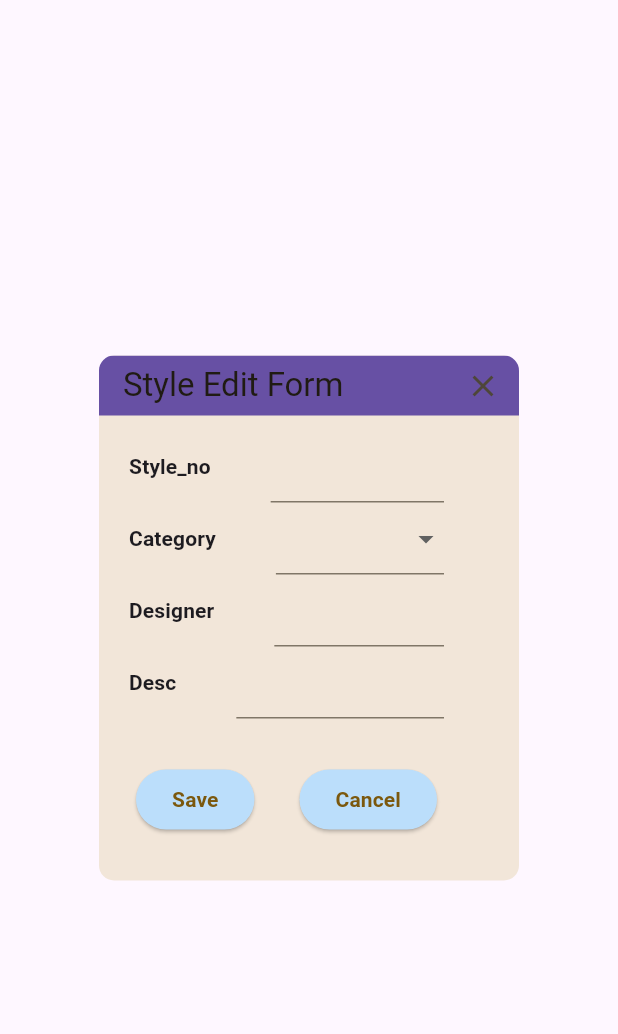
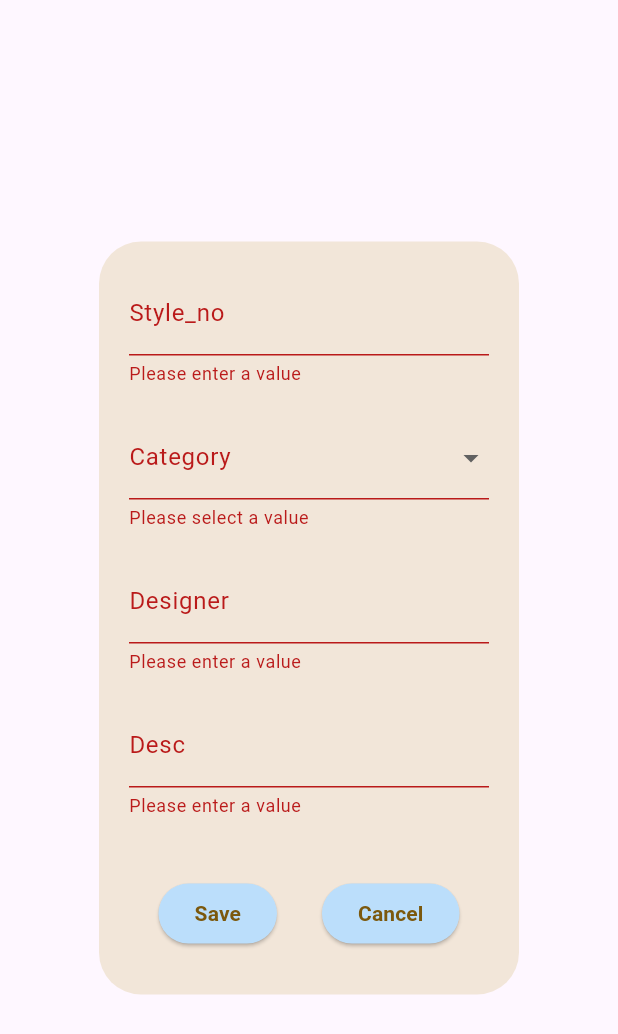
Before and after one commit to vinaximus/style_dispatch, a Flutter app: the StyleEditForm widget shown alone on an empty page, opened directly, after a tap on "Save", on a phone screen of 412 x 824 dp. Shown: the top 1034 px of the screen. Run offline on Flutter 3.47's test engine with Material 3 defaults, Android fonts, the light colour scheme and no system bars; our stand-ins replace sqflite, sqflite_common_ffi, syncfusion_flutter_datagrid; accounts and stored records are empty.

Commit message:
Implemented early Database functionality with errors

```diff
--- a/lib/screens/styles/style_edit_form.dart
+++ b/lib/screens/styles/style_edit_form.dart
@@ -1,127 +1,94 @@
 import 'package:flutter/material.dart';
+import 'package:style_dispatch/services/database_service.dart';
 
 class StyleEditForm extends StatefulWidget {
   const StyleEditForm({super.key});
-
   @override
   _StyleEditFormState createState() => _StyleEditFormState();
 }
 
 class _StyleEditFormState extends State<StyleEditForm> {
-  //Diaalog with Title baar
-  //Label with TextField and TextFormField for Style No
-  //Label with Text and DropDown for Category
-  //Label with Text and TextFormField for Designer
-  //Label with Text and TextFormField for Description
+  Map<String,dynamic> style={};
+  GlobalKey<FormState> _formKey=GlobalKey<FormState>();
+
+  void saveForm() {
+    if (_formKey.currentState!.validate()) {
+      _formKey.currentState!.save(); // Save the form state
+      Navigator.of(context).pop(); // Close the dialog
+      //Save the style to the database below
+      // Initialize the database and insert the style
+      DatabaseService.instance.initDatabase();
+      DatabaseService.instance.insertStyle(style).then((value) {});
+    }
+  }
+
   @override
   Widget build(BuildContext context) {
-    // TODO: implement build
     return Dialog(
-      clipBehavior: Clip.antiAliasWithSaveLayer,
-      shape: dialogShape(),
       child:SizedBox(
-        //set width and hight to 50%
         width: MediaQuery.of(context).size.width * 0.35,
-        //height: MediaQuery.of(context).size.height * 0.5,
+        child: Form(
+          key:_formKey,
           child: Column(
             mainAxisSize: MainAxisSize.min,
-
             children: [
-            _dialogTitleBar(context, 'Style Edit Form'),
               Padding(
-              padding:
-                const EdgeInsets.only(top: 10, left: 20, right: 50, bottom: 30),
+                padding: const EdgeInsets.only(top: 10, left: 20, right: 20, bottom: 30),
                   child: Column(
                     children: [
-                  _textFormFieldWithLabel(
+                    _textFormField(whenSave: (value) {style['styleCode']=value;},
                       context: context,
                       caption: 'Style_no'),
-                  _dropdownFieldWithLabel(
+                    _dropdownField(whenSave: (value) {style['Designer']=value;},
                       context: context,
                       caption: 'Category'),
-                  _textFormFieldWithLabel(
+                    _textFormField(whenSave: (value) {style['Designer']=value;},
                       context: context,
                       caption: 'Designer'),
-                  _textFormFieldWithLabel(
+                    _textFormField(whenSave: (value) {style['Description']=value;},
                       context: context,
                       caption: 'Desc'),
                     const SizedBox(height: 30,),
-                  _buttonRow(context)
+                    _buttonRow(context:context,whenSave: saveForm),
                   ],
                 ),
               ),
           ],),
+        ),
       )
     );
   }
 }
 
-
-Widget _dialogTitle (BuildContext context,String title) {
-  return Container(
-    color: Theme.of(context).primaryColor,
-    width: double.infinity,
-    height: 30,
-    child: Center(child: Text(title)),
-  );
+// Text with TextFormField
+Widget _textFormField({
+  required void Function(String?) whenSave,
+  required BuildContext context,
+  required String caption}){
+  return Padding(
+    padding: const EdgeInsets.symmetric(vertical: 10.0),
+    child: TextFormField(
+      decoration: InputDecoration(label: Text(caption)),
+      onSaved: ( value) {
+        whenSave(value);
+      },
+      validator: (value) {
+        if (value == null || value.isEmpty) {
+          return 'Please enter a value';
         }
-
-Widget _dialogTitleBar (BuildContext context,String title) {
-  return SizedBox(height:40,
-    child: AppBar(
-      backgroundColor: Theme.of(context).primaryColor,
-      title: Text(title),
-      automaticallyImplyLeading: false,
-      actions: [// Add a close button on the right side of the AppBar
-        IconButton(
-          icon: const Icon(Icons.close),
-          onPressed: () {
-            Navigator.of(context).pop(); // Close the dialog
+        return null; // Return null if the input is valid
       },
-        ),
-      ],
-
     ),
   );
 }
 
-
-// Dialog Shape
-RoundedRectangleBorder dialogShape() {
-  return RoundedRectangleBorder(
-    borderRadius: BorderRadius.circular(10.0),
-  );
-}
-
 // Text with TextFormField
-Widget _textFormFieldWithLabel({
-    required BuildContext context,
-    required String caption}
-){
-  return Row(children: [
-    Text (caption,
-      style: Theme.of(context).textTheme.labelLarge,
-    ),
-    SizedBox(width: 40,),
-    Expanded(
-      child: TextFormField(
-        //decoration: InputDecoration(label: Text(caption),
-        //),
-      ),
-    )
-  ],);
-}
-
-// Text with TextFormField
-Widget _dropdownFieldWithLabel({
+Widget _dropdownField({
+  required void Function(String?) whenSave,
   required BuildContext context,
   required String caption}){
-  return Row(children: [
-    Text (caption,
-    style: Theme.of(context).textTheme.labelLarge,
-    ),
-    SizedBox(width: 40,),
-    Expanded(
+  return Padding(
+    padding: const EdgeInsets.symmetric(vertical: 10.0),
     child: DropdownButtonFormField<String>(
       items: [
         DropdownMenuItem<String>(value:'Causal',child: Text('Casual')),
@@ -129,14 +96,19 @@ Widget _dropdownFieldWithLabel({
         DropdownMenuItem<String>(value:'LoungeWear',child: Text('LoungeWear')),
         DropdownMenuItem<String>(value:'Formal',child: Text('Formal')),
       ],
-        onChanged: (value) {},
-
+      onChanged: (value) {whenSave(value);},
+      value: null, // Set the initial value to null or a default value
+      validator: (value) => value == null ? 'Please select a value' : null,
+      decoration: InputDecoration(label: Text(caption),
       ),
-    )
-  ],);
+    ),
+  );
 }
 
-Widget _buttonRow (BuildContext context) {
+Widget _buttonRow ({
+  required BuildContext context,
+  required VoidCallback whenSave,
+  }) {
   //Create to Buttons in a row Save and Cancel
   return Row(
     mainAxisAlignment: MainAxisAlignment.center,
@@ -145,9 +117,7 @@ Widget _buttonRow (BuildContext context) {
         style: ElevatedButton.styleFrom(
           backgroundColor: Theme.of(context).primaryColorLight
         ),
-        onPressed: () {
-          // Save action
-        },
+        onPressed:  whenSave,
         child: const Text('Save'),
       ),
       const SizedBox(width: 30),
--- a/lib/services/database_service.dart
+++ b/lib/services/database_service.dart
@@ -1,5 +1,6 @@
 import 'package:sqflite/sqflite.dart';
 import 'package:path/path.dart';
+import 'package:sqflite_common_ffi/sqflite_ffi.dart';
 
 class DatabaseService {
   final dbName = 'db.db';
@@ -14,8 +15,15 @@ class DatabaseService {
   }
 
   Future<Database> initDatabase() async {
+    // Initialize sqflite_ffi for desktop or testing
+    sqfliteFfiInit();
+    databaseFactory = databaseFactoryFfi;
+
+    // Get the path to the database directory
     final path = await getDatabasesPath();
     final dbPath = join(path, dbName);
+
+    // Open or create the database
     final dbinstance = await openDatabase(
       dbPath,
       version: 1,
@@ -25,12 +33,27 @@ class DatabaseService {
           styleCode TEXT PRIMARY KEY,
           styleNo TEXT NOT NULL,
           designer TEXT,
-          category TEXT,
-          color TEXT NOT NULL
+          category TEXT
         )
         ''');
       },
     );
     return dbinstance;
   }
+
+  // Function to insert a new style into the database
+  Future<void> insertStyle(Map<String, dynamic> style) async {
+    final db = await getDatabase;
+    await db.insert(
+      'STYLES',
+      style,
+      conflictAlgorithm: ConflictAlgorithm.replace,
+    );
+  }
+  // Function to fetch all styles from the database
+  Future<List<Map<String, dynamic>>> fetchStyles() async {
+    final db = await getDatabase;
+    final List<Map<String, dynamic>> styles = await db.query('STYLES');
+    return styles;
+  }
 }
--- a/pubspec.yaml
+++ b/pubspec.yaml
@@ -9,9 +9,9 @@ environment:
 dependencies:
   flutter:
     sdk: flutter
-  path: ^1.9.0
-  sqflite: ^2.4.1
-  syncfusion_flutter_datagrid: ^28.2.12
+  sqflite: ^2.0.0
+  sqflite_common_ffi:
+  syncfusion_flutter_datagrid: ^29.1.35
 
 dev_dependencies:
   flutter_test:
```
Also changed, not shown: pubspec.lock. Lines whose indentation alone changed are shown as unchanged.
